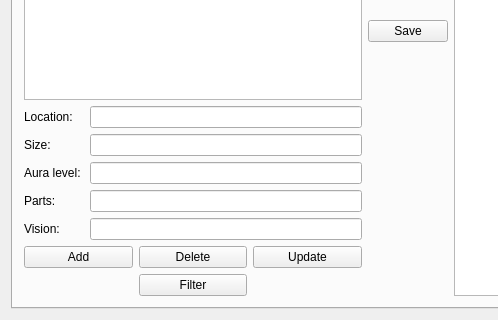
AndrewBarzu/GUI-Project, file QtGUI_Hybris.ui: the form before one commit; both pictures show x 0 to 498 and y 282 to 602 of the 816 by 602 pixel window.
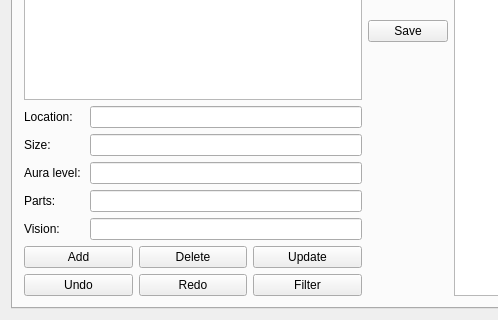
The form after the commit.

Commit message: Changed iterators and added undo/redo functionality

The edit to the form file:
```diff
--- a/QtGUI_Hybris.ui
+++ b/QtGUI_Hybris.ui
@@ -114,7 +114,21 @@
               </property>
              </widget>
             </item>
+            <item row="1" column="0">
+             <widget class="QPushButton" name="undoButton">
+              <property name="text">
+               <string>Undo</string>
+              </property>
+             </widget>
+            </item>
             <item row="1" column="1">
+             <widget class="QPushButton" name="redoButton">
+              <property name="text">
+               <string>Redo</string>
+              </property>
+             </widget>
+            </item>
+            <item row="1" column="2">
              <widget class="QPushButton" name="filterButton">
               <property name="text">
                <string>Filter</string>
```
Left out of the diff: 6 changed lines with no effect on the pictures. The commit also changes 23 other files.
